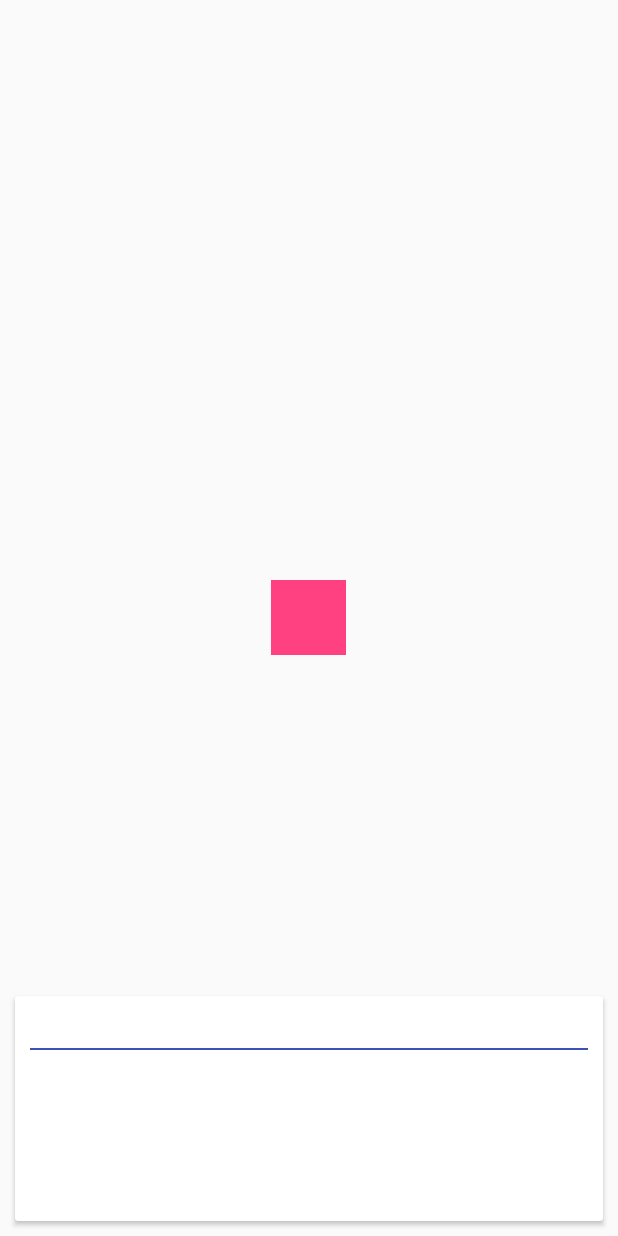
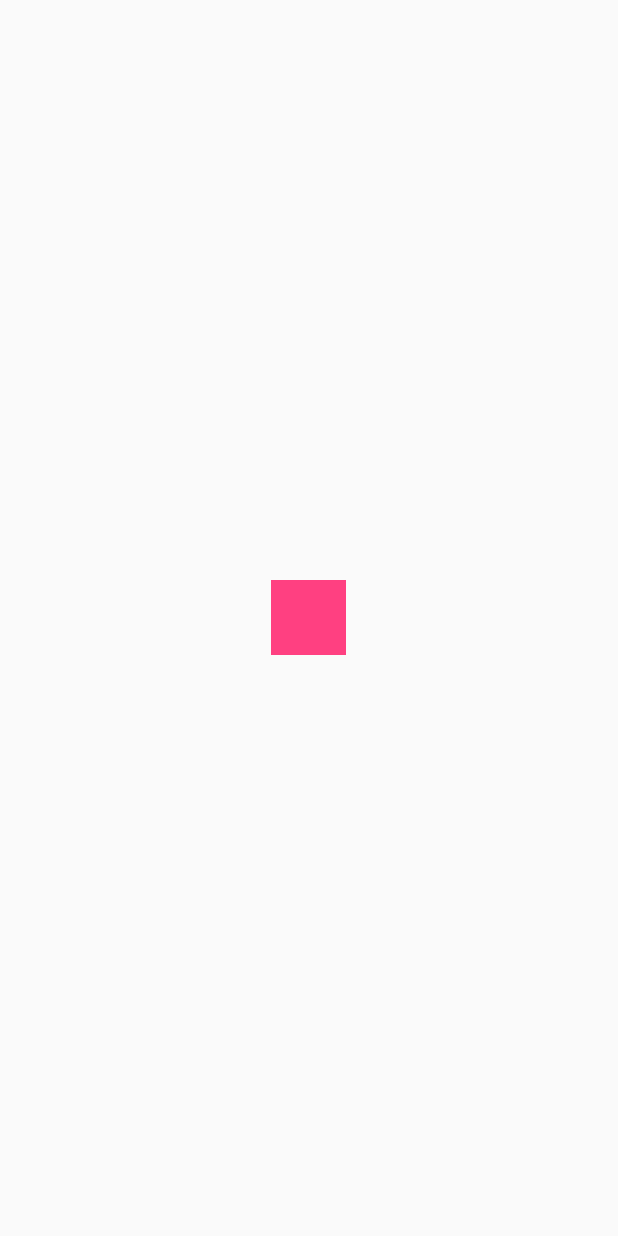
Before and after one commit to SmallPlanet/Laba-Kotlin, an Android app: the layout activity_main.xml on its own in the app's theme, with its tools: preview values and no code run, on a phone screen of 412 x 824 dp. Run offline under Robolectric (Android 15) with nearby library versions, the phone set to English and light mode, and no system bars.

Commit message:
Cleaning the sample code.

```diff
--- a/labainaction/src/main/java/com/smallplanet/labainaction/MainActivity.kt
+++ b/labainaction/src/main/java/com/smallplanet/labainaction/MainActivity.kt
@@ -20,10 +20,6 @@ class MainActivity : AppCompatActivity() {
 
     fun startAnimations() {
         val labaExpression = "^100e11D1d1|c5e1d0.25|C5e1d0.25|D0.5s3f0!p30^100"
-
-        expression.text = labaExpression
-        description.text = targetPink.laba(labaExpression, true, {
-            targetPink.alpha = 1f
-        })
+        targetPink.laba(labaExpression)
     }
 }
--- a/labainaction/src/main/res/layout/activity_main.xml
+++ b/labainaction/src/main/res/layout/activity_main.xml
@@ -13,49 +13,4 @@
         android:layout_centerVertical="true"
         android:layout_centerHorizontal="true" />
 
-    <android.support.v7.widget.CardView
-        android:layout_width="match_parent"
-        android:layout_height="150dp"
-        android:layout_marginLeft="10dp"
-        android:layout_marginRight="10dp"
-        android:layout_marginBottom="10dp"
-        android:layout_alignParentBottom="true"
-        android:layout_centerHorizontal="true">
-
-        <LinearLayout
-            android:padding="10dp"
-            android:orientation="vertical"
-            android:layout_width="match_parent"
-            android:layout_height="wrap_content">
-
-            <TextView
-                android:id="@+id/expression"
-                android:textStyle="bold"
-                android:layout_width="wrap_content"
-                android:layout_height="wrap_content" />
-
-            <View
-                android:layout_marginBottom="5dp"
-                android:layout_marginTop="5dp"
-                android:background="@color/colorPrimary"
-                android:layout_width="match_parent"
-                android:layout_height="1dp"/>
-
-            <android.support.v4.widget.NestedScrollView
-                android:layout_width="match_parent"
-                android:layout_height="match_parent">
-
-                <TextView
-                    android:id="@+id/description"
-                    android:layout_width="match_parent"
-                    android:layout_height="wrap_content" />
-
-            </android.support.v4.widget.NestedScrollView>
-
-        </LinearLayout>
-
-
-
-    </android.support.v7.widget.CardView>
-
 </RelativeLayout>
```
